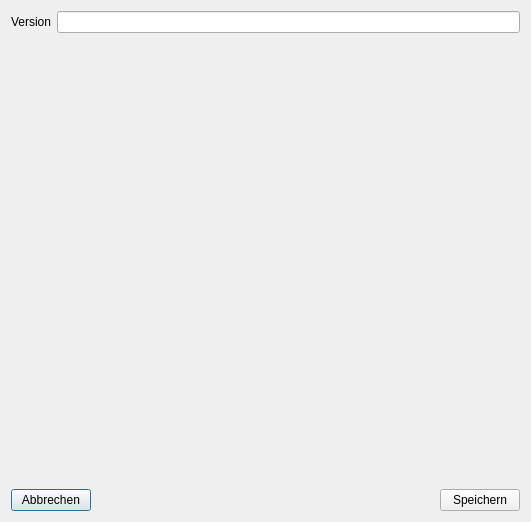
First picture: the form in ui/SettingsDialog.ui, repository AutiCare/Autimember, before the edit.
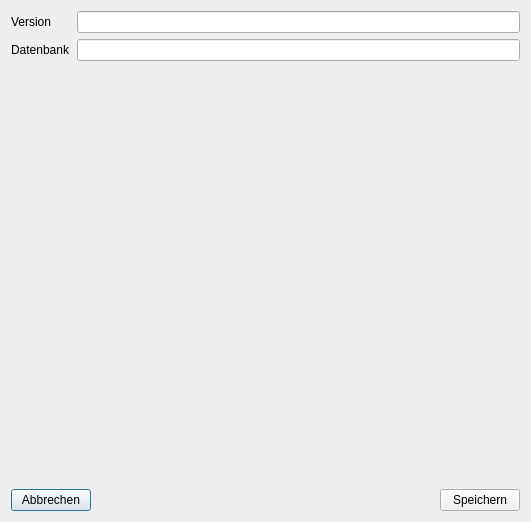
Second picture: the form after the edit.

The edit to the form file:
```diff
--- a/ui/SettingsDialog.ui
+++ b/ui/SettingsDialog.ui
@@ -41,6 +41,16 @@
      <item row="0" column="1">
       <widget class="QLineEdit" name="lineEdit"/>
      </item>
+     <item row="1" column="0">
+      <widget class="QLabel" name="label_2">
+       <property name="text">
+        <string>Datenbank</string>
+       </property>
+      </widget>
+     </item>
+     <item row="1" column="1">
+      <widget class="QLineEdit" name="databaseEdit"/>
+     </item>
     </layout>
    </item>
    <item>
```
